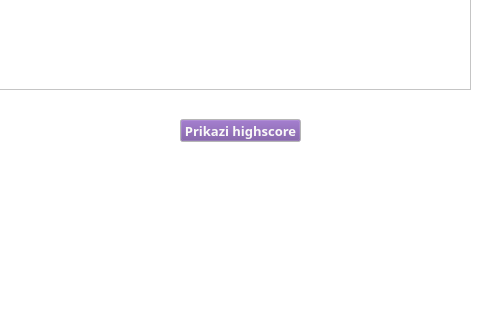
The window that selection.ui (sMirkovicc/qt_kviz) describes before a commit, drawn with Qt 5; both pictures show x 190 to 670 and y 280 to 600 of the 800 by 600 pixel window.
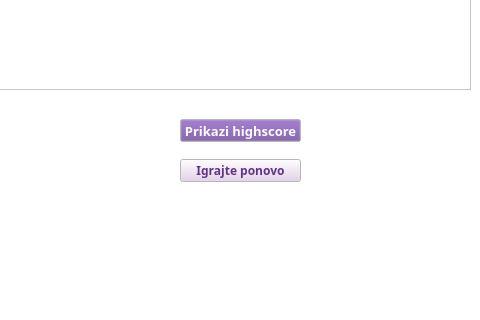
The same window after the commit. The open tabs and pages were chosen to show the change.

```diff
--- a/selection.ui
+++ b/selection.ui
@@ -3081,6 +3081,26 @@
       <string/>
      </property>
     </widget>
+    <widget class="QPushButton" name="pushButton_playAgain">
+     <property name="geometry">
+      <rect>
+       <x>370</x>
+       <y>440</y>
+       <width>121</width>
+       <height>23</height>
+      </rect>
+     </property>
+     <property name="font">
+      <font>
+       <family>Sawasdee</family>
+       <pointsize>9</pointsize>
+       <bold>true</bold>
+      </font>
+     </property>
+     <property name="text">
+      <string>Igrajte ponovo</string>
+     </property>
+    </widget>
     <zorder>label_confetti</zorder>
     <zorder>pushButton_highscore</zorder>
     <zorder>label_correctQuestions</zorder>
```
Left out of the diff: 4 changed lines with no effect on the pictures.
